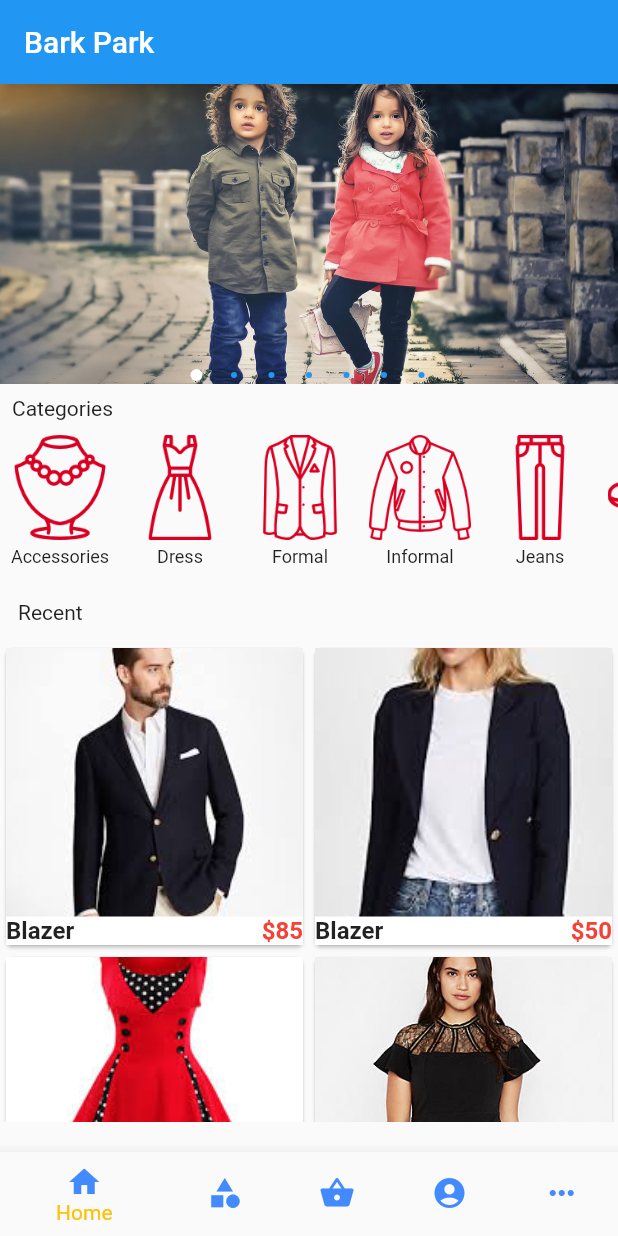
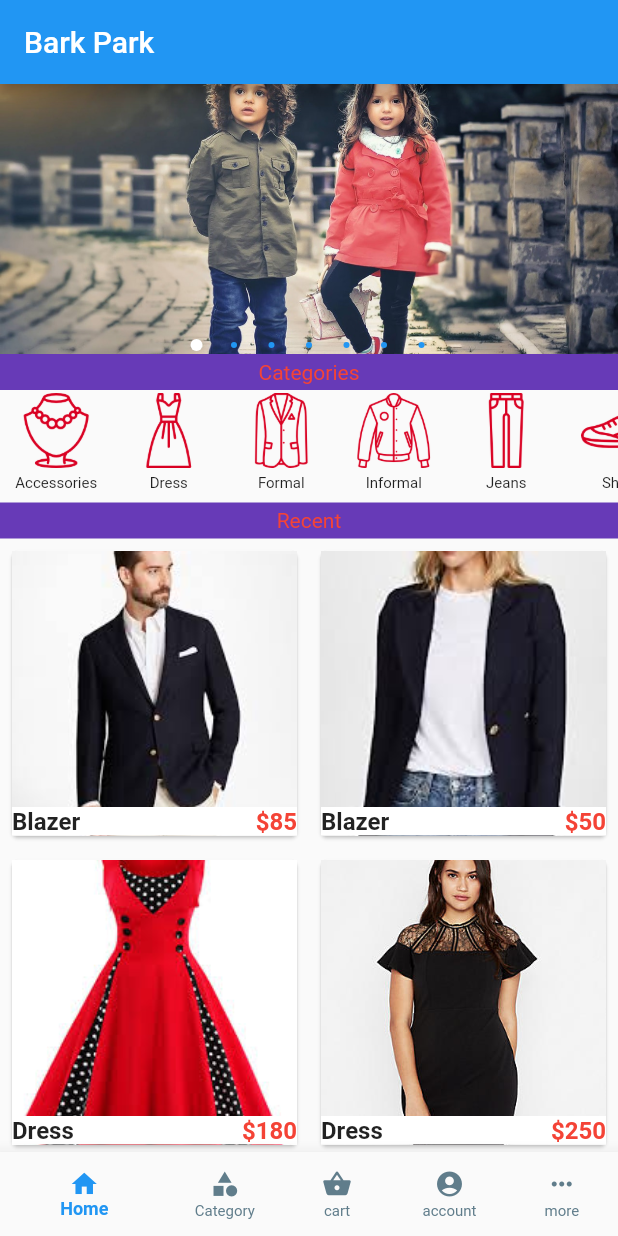
Before and after one commit to AhmedSalemgitHub/park_bark, a Flutter app: the screen it shows after launch, on a phone screen of 412 x 824 dp. Run offline on Flutter 3.47's test engine with Material 2 defaults, Android fonts, the light colour scheme and no system bars; drawn by our look-alikes of carousel_pro; our stand-ins replace smooth_star_rating.

Commit message:
before the firebase connection

```diff
--- a/lib/custom_widgets/HList.dart
+++ b/lib/custom_widgets/HList.dart
@@ -4,10 +4,10 @@ class HList extends StatelessWidget {
   @override
   Widget build(BuildContext context) {
     return Container(
-      height: 100,
+      height: 75,
       child: ListView(
+        itemExtent: 75,
         scrollDirection: Axis.horizontal,
-        itemExtent: 80.0,
         children: <Widget>[
           Category(imageLocation:'images/cats/accessories.png',imageCaption:'Accessories'),
           Category(imageLocation:'images/cats/dress.png',imageCaption:'Dress'),
@@ -34,9 +34,9 @@ class Category extends StatelessWidget {
       onTap: (){},
       child: Column(
         children: <Widget>[
-          Image.asset(imageLocation,height: 70,),
+          Image.asset(imageLocation,height: 50,),
           Padding(padding : EdgeInsets.all(2.0)),
-          Text(imageCaption,style: TextStyle(fontSize: 12),)
+          Text(imageCaption,style: TextStyle(fontSize: 10),)
         ],
       ),
     ),);
--- a/lib/custom_widgets/Products.dart
+++ b/lib/custom_widgets/Products.dart
@@ -59,11 +59,14 @@ class _ProductsState extends State<Products> {
         gridDelegate:
             SliverGridDelegateWithFixedCrossAxisCount(crossAxisCount: 2),
         itemBuilder: (BuildContext context, int index) {
-          return SingleProduct(
-            productName: productList[index]['name'],
-            productPicture: productList[index]['picture'],
-            productOldPrice: productList[index]['oldPrice'],
-            productPrice: productList[index]['price'],
+          return Padding(
+            padding: const EdgeInsets.all(4.0),
+            child: SingleProduct(
+              productName: productList[index]['name'],
+              productPicture: productList[index]['picture'],
+              productOldPrice: productList[index]['oldPrice'],
+              productPrice: productList[index]['price'],
+            ),
           );
         });
   }
--- a/lib/main.dart
+++ b/lib/main.dart
@@ -15,7 +15,6 @@ void main() {
         accentColor: Colors.blue,
         primaryColor: Colors.blue,
         primarySwatch: Colors.blue,
-        iconTheme: IconThemeData(color: Colors.blueAccent,),
       ),
       home: LandingPage(),
     ),
@@ -39,21 +38,27 @@ class _LandingPageState extends State<LandingPage> {
   Widget build(BuildContext context) {
     List<Widget> _pages = <Widget>[HomePage(),Categories(),MyCart(),MyAccount(),More()];
     return Scaffold(
-      appBar: AppBar(
-        title: Text('Bark Park'),
-      ),
       body: _pages.elementAt(_selectedIndex),
       bottomNavigationBar: BottomNavigationBar(
         items: <BottomNavigationBarItem>[
-          BottomNavigationBarItem(icon: Icon(Icons.home,color: Colors.blueAccent,),title: Text('Home',style: TextStyle(color: Colors.black),)),
-          BottomNavigationBarItem(icon: Icon(Icons.category,color: Colors.blueAccent,),title: Text('Category',style: TextStyle(color: Colors.black),)),
-          BottomNavigationBarItem(icon: Icon(Icons.shopping_basket,color: Colors.blueAccent,),title: Text('cart',style: TextStyle(color: Colors.black),)),
-          BottomNavigationBarItem(icon: Icon(Icons.account_circle,color: Colors.blueAccent,),title: Text('account',style: TextStyle(color: Colors.black),)),
-          BottomNavigationBarItem(icon: Icon(Icons.more_horiz,color: Colors.blueAccent,),title: Text('more',style: TextStyle(color: Colors.black),)),
+          BottomNavigationBarItem(icon: Icon(Icons.home,),title: Text('Home')),
+          BottomNavigationBarItem(icon: Icon(Icons.category,),title: Text('Category')),
+          BottomNavigationBarItem(icon: Icon(Icons.shopping_basket,),title: Text('cart')),
+          BottomNavigationBarItem(icon: Icon(Icons.account_circle,),title: Text('account')),
+          BottomNavigationBarItem(icon: Icon(Icons.more_horiz,),title: Text('more')),
         ],
         currentIndex: _selectedIndex,
-        selectedItemColor: Colors.amber,
         onTap: _onItemTapped,
+        iconSize: 20,
+        selectedItemColor: Colors.blue,
+        unselectedItemColor: Colors.blueGrey,
+        selectedFontSize: 12,
+        unselectedFontSize: 10,
+        showSelectedLabels: true,
+        showUnselectedLabels: true,
+        selectedLabelStyle: TextStyle(fontWeight: FontWeight.bold),
+        unselectedLabelStyle: null,
+        elevation: 10,
       ),
     );
   }
--- a/lib/pages/HomePage.dart
+++ b/lib/pages/HomePage.dart
@@ -9,9 +9,8 @@ class HomePage extends StatefulWidget {
 }
 
 class _HomePageState extends State<HomePage> {
-
   Widget image_carousel = new Container(
-    height: 200.0,
+    height: 180.0,
     child: Carousel(
       boxFit: BoxFit.cover,
       images: [
@@ -32,25 +31,36 @@ class _HomePageState extends State<HomePage> {
       dotBgColor: Colors.transparent,
     ),
   );
+
   @override
   Widget build(BuildContext context) {
-    return ListView(
+    return Scaffold(
+      appBar: AppBar(
+        title: Text('Bark Park'),
+      ),
+      body: Column(
         children: <Widget>[
           image_carousel,
-        Padding(
-          padding: EdgeInsets.all(8.0),
-          child: Text('Categories'),
+          Container(
+            alignment: Alignment.center,
+            width: double.infinity,
+            color: Colors.deepPurple,
+            padding: EdgeInsets.all(4.0),
+            child: Text('Categories',style: TextStyle(color: Colors.red),),
           ),
           HList(),
-        Padding(
-          padding: EdgeInsets.all(12.0),
-          child: Text('Recent'),
+          Container(
+            alignment: Alignment.center,
+            width: double.infinity,
+            color: Colors.deepPurple,
+            padding: EdgeInsets.all(4.0),
+            child: Text('Recent',style: TextStyle(color: Colors.red),),
           ),
-        Container(
-          height: 320.0,
+          Flexible(
             child: Products(),
           ),
         ],
+      ),
     );
   }
 }
```
Also changed, not shown: lib/pages/MyCart.dart (+71 -2 lines), pubspec.lock, 1 other file. Lines whose indentation alone changed are shown as unchanged.
